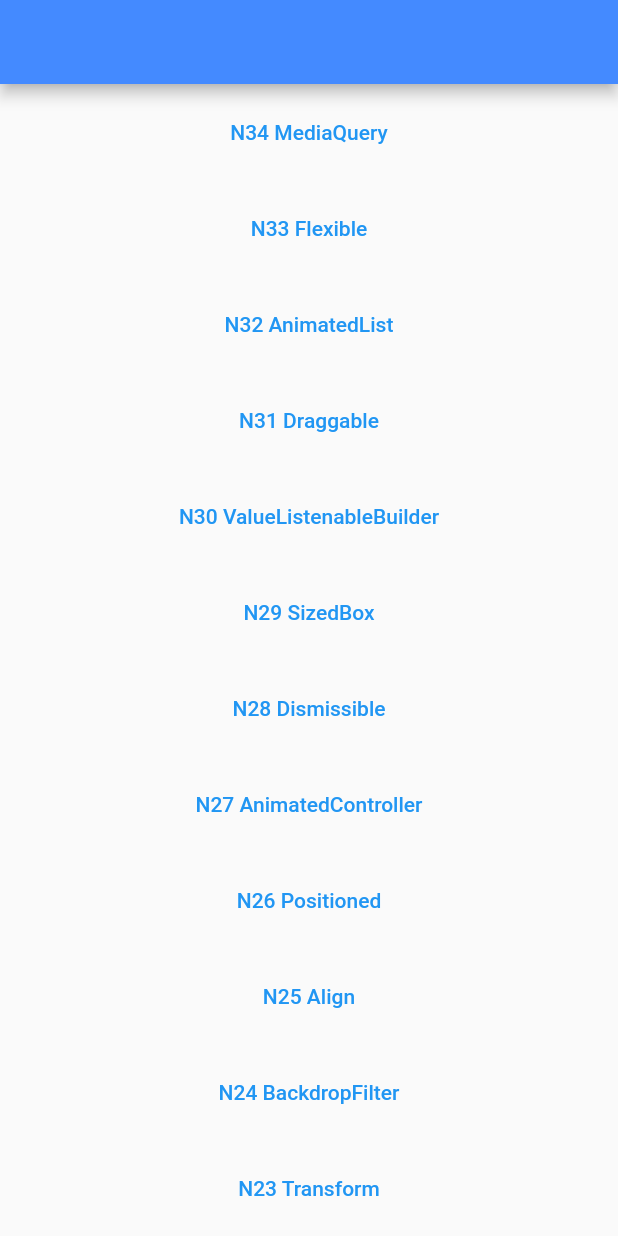
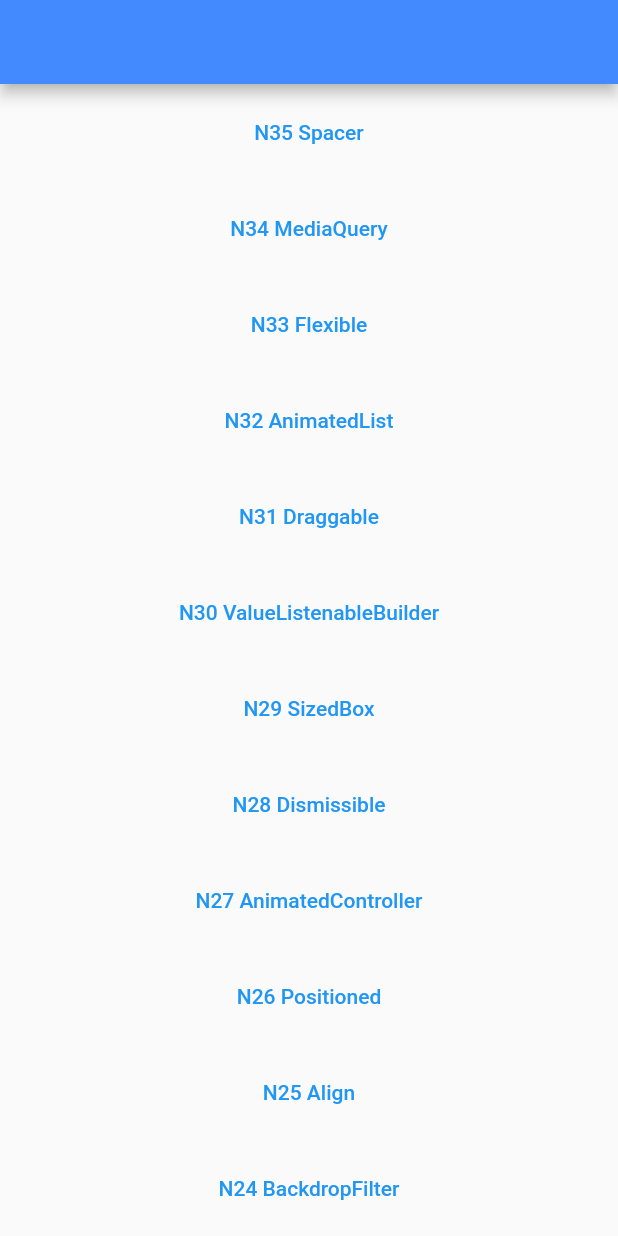
Before and after one commit to ychsue/my_flutter_test, a Flutter app: the screen it shows after launch, on a phone screen of 412 x 824 dp. Run offline on Flutter 3.47's test engine with Material 2 defaults, Android fonts, the phone set to English and light mode, and no system bars; our stand-ins replace bloc, flutter_bloc, get, transparent_image; missing offline and left inert: resizable_widget; Roboto replaces fonts that are missing (Georgia).

Commit message:
試用 `Spacer`

```diff
--- a/lib/src/route/app_pages.dart
+++ b/lib/src/route/app_pages.dart
@@ -21,6 +21,7 @@ import 'package:test2/src/route/main_screens/n31_draggable.dart';
 import 'package:test2/src/route/main_screens/n32/n32_animated_list.dart';
 import 'package:test2/src/route/main_screens/n33_flexible.dart';
 import 'package:test2/src/route/main_screens/n34_media_query.dart';
+import 'package:test2/src/route/main_screens/n35_spacer.dart';
 import 'package:test2/src/route/main_screens/sliver_screen.dart';
 import 'package:test2/src/route/main_screens/unknown_screen.dart';
 import 'package:test2/src/route/main_screens/welcome_screen.dart';
@@ -54,10 +55,15 @@ enum Routes {
   n32_animated_list,
   n33_flexible,
   n34_media_query,
+  n35_spacer,
 }
 
 abstract class AppPages {
   static final pages = [
+    GetPage(
+      name: Routes.n35_spacer.toLocation,
+      page: () => N35SpacerScreen(),
+    ),
     GetPage(
       name: Routes.n34_media_query.toLocation,
       page: () => N34MediaQueryScreen(),
--- a/lib/src/route/main_screens/get_home_screen.dart
+++ b/lib/src/route/main_screens/get_home_screen.dart
@@ -14,6 +14,13 @@ class GetHomeScreen extends StatelessWidget {
           child: Container(
         child: ListView(
           children: [
+            Container(
+              margin: EdgeInsets.all(8.0),
+              child: TextButton(
+                  onPressed: () =>
+                      Get.toNamed(Routes.n35_spacer.toLocation),
+                  child: Text("N35 Spacer")),
+            ),
             Container(
               margin: EdgeInsets.all(8.0),
               child: TextButton(
```
Also changed, not shown: lib/src/route/main_screens/n35_spacer.dart (added, +44 -0 lines), 1 other file.
